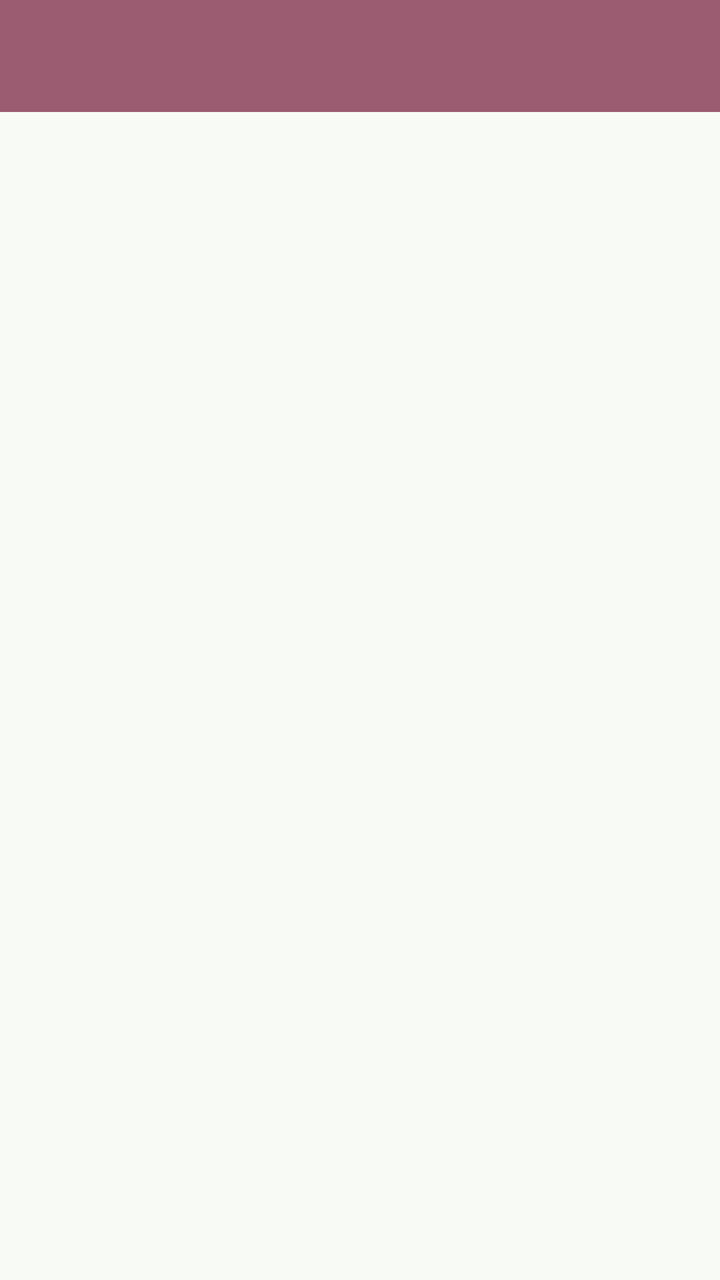
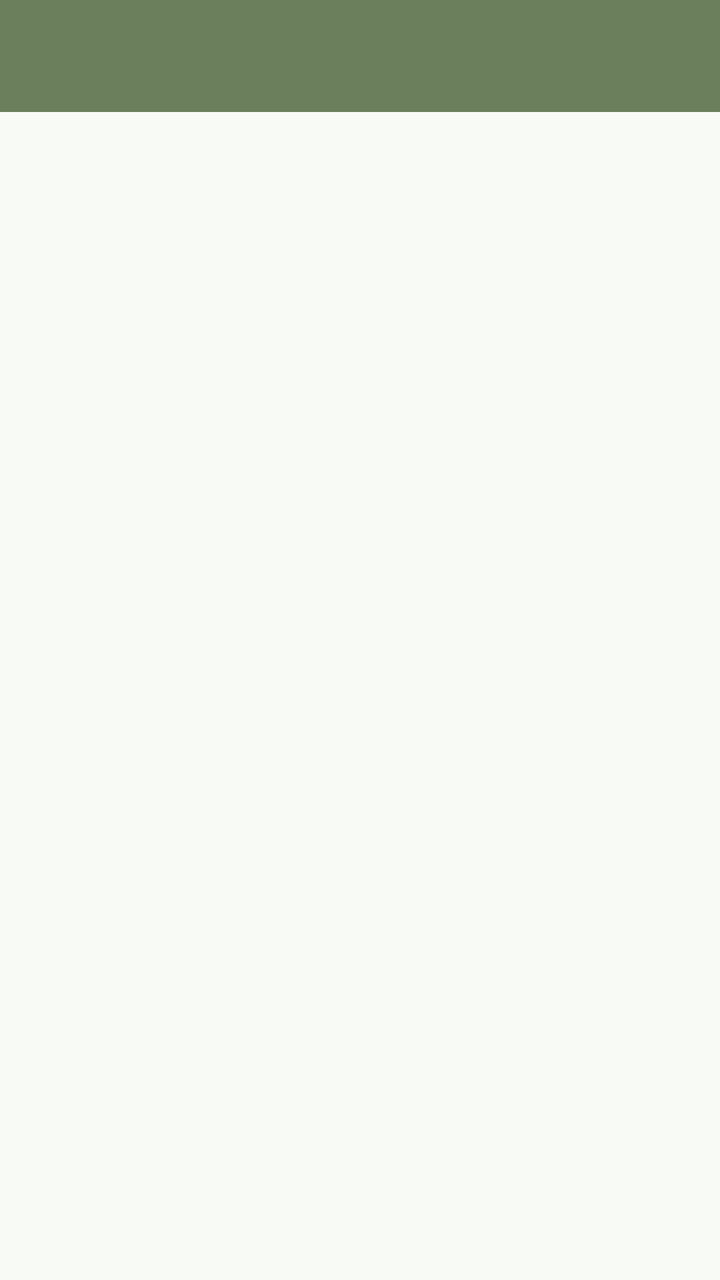

An Android layout rendered at two revisions. The XML below is the earlier revision; the diff shows what the commit changed to produce the second picture.
<!-- AndroidManifest.xml: application theme Theme.Elincortis -->
<!-- res/layout/activity_tenth.xml -->
<?xml version="1.0" encoding="utf-8"?>
<androidx.constraintlayout.widget.ConstraintLayout xmlns:android="http://schemas.android.com/apk/res/android"
    xmlns:app="http://schemas.android.com/apk/res-auto"
    xmlns:tools="http://schemas.android.com/tools"
    android:id="@+id/main"
    android:layout_width="match_parent"
    android:layout_height="match_parent"
    tools:context=".Home.pertemuan_10.TenthActivity">

    <androidx.appcompat.widget.Toolbar
        android:id="@+id/toolbar"
        android:layout_width="match_parent"
        android:layout_height="?attr/actionBarSize"
        android:background="#9B5B71"
        app:layout_constraintEnd_toEndOf="parent"
        app:layout_constraintStart_toStartOf="parent"
        app:layout_constraintTop_toTopOf="parent"
        app:subtitleTextColor="@android:color/white"
        app:titleTextColor="@android:color/white"
        app:layout_scrollFlags="scroll|enterAlways" />

    <com.google.android.material.tabs.TabLayout
        android:id="@+id/tab_layout"
        android:layout_width="0dp"
        android:layout_height="wrap_content"
        app:layout_constraintStart_toStartOf="parent"
        app:layout_constraintEnd_toEndOf="parent"

        app:layout_constraintTop_toBottomOf="@+id/toolbar" />

    <androidx.viewpager2.widget.ViewPager2
        android:id="@+id/view_pager"
        android:layout_width="0dp"
        android:layout_height="0dp"
        app:layout_constraintTop_toBottomOf="@id/tab_layout"
        app:layout_constraintBottom_toBottomOf="parent"
        app:layout_constraintStart_toStartOf="parent"
        app:layout_constraintEnd_toEndOf="parent" />

</androidx.constraintlayout.widget.ConstraintLayout>
<!-- resources referenced by this layout -->
<resources>
  <style name="Theme.Elincortis" parent="Base.Theme.Elincortis" />
  <style name="Base.Theme.Elincortis" parent="Theme.MaterialComponents.DayNight.NoActionBar">
  
          
          <item name="colorPrimary">@color/sage_primary</item>
          <item name="colorPrimaryVariant">@color/sage_toolbar_dark</item>
          <item name="colorOnPrimary">@color/sage_on_primary</item>
  
          
          <item name="colorSecondary">@color/sage_accent</item>
          <item name="colorSecondaryVariant">@color/sage_secondary</item>
          <item name="colorOnSecondary">@color/sage_on_secondary</item>
  
          
          <item name="android:colorBackground">@color/sage_background</item>
          <item name="colorOnBackground">@color/sage_on_background</item>
          <item name="colorSurface">@color/sage_surface</item>
          <item name="colorOnSurface">@color/sage_on_surface</item>
  
          
          <item name="colorError">@color/sage_error</item>
          <item name="colorOnError">@color/sage_on_error</item>
  
          
          <item name="android:statusBarColor">@color/sage_toolbar_dark</item>
          <item name="android:navigationBarColor">@color/sage_surface</item>
      </style>
  <color name="sage_primary">#6B7F5D</color>
  <color name="sage_toolbar_dark">#526140</color>
  <color name="sage_on_primary">#FFFFFF</color>
  <color name="sage_accent">#8BA870</color>
  <color name="sage_secondary">#58624B</color>
  <color name="sage_on_secondary">#FFFFFF</color>
  <color name="sage_background">#F8FAF5</color>
  <color name="sage_on_background">#1A1C18</color>
  <color name="sage_surface">#F8FAF5</color>
  <color name="sage_on_surface">#1A1C18</color>
  <color name="sage_error">#BA1A1A</color>
  <color name="sage_on_error">#FFFFFF</color>
</resources>

<!-- the commit's change to res/layout/activity_tenth.xml (unified diff, before → after) -->
@@ -11,7 +11,7 @@
         android:id="@+id/toolbar"
         android:layout_width="match_parent"
         android:layout_height="?attr/actionBarSize"
-        android:background="#9B5B71"
+        android:background="@color/sage_toolbar"
         app:layout_constraintEnd_toEndOf="parent"
         app:layout_constraintStart_toStartOf="parent"
         app:layout_constraintTop_toTopOf="parent"
<!-- resource entries referenced after the edit -->
@@ -1,5 +1,6 @@
 <!-- resources referenced by this layout -->
 <resources>
+  <color name="sage_toolbar">#6B7F5D</color>
   <style name="Theme.Elincortis" parent="Base.Theme.Elincortis" />
   <style name="Base.Theme.Elincortis" parent="Theme.MaterialComponents.DayNight.NoActionBar">
   
